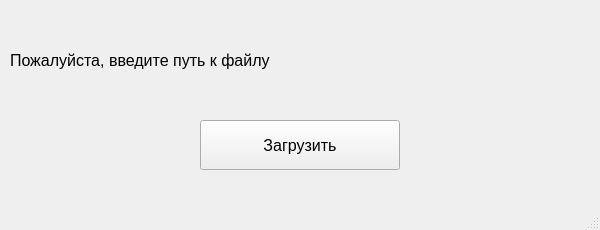
The window that Hackathon/qlabel.ui (Vovadoes/Hackathon) describes before a commit, drawn with Qt 5.
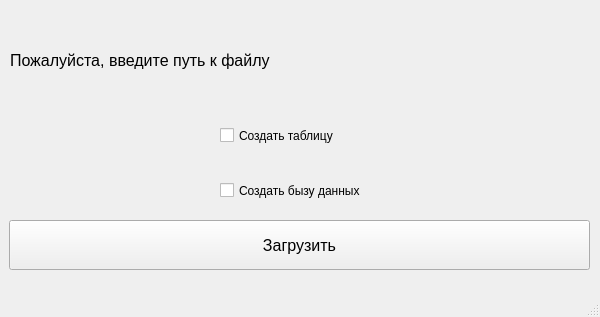
The same window after the commit.

Diff of the .ui file:
```diff
--- a/Hackathon/qlabel.ui
+++ b/Hackathon/qlabel.ui
@@ -7,7 +7,7 @@
     <x>0</x>
     <y>0</y>
     <width>600</width>
-    <height>230</height>
+    <height>317</height>
    </rect>
   </property>
   <property name="windowTitle">
@@ -35,9 +35,9 @@
    <widget class="QPushButton" name="pushButton">
     <property name="geometry">
      <rect>
-      <x>200</x>
-      <y>120</y>
-      <width>200</width>
+      <x>9</x>
+      <y>220</y>
+      <width>581</width>
       <height>50</height>
      </rect>
     </property>
@@ -50,6 +50,32 @@
      <string>Загрузить</string>
     </property>
    </widget>
+   <widget class="QCheckBox" name="checkBox">
+    <property name="geometry">
+     <rect>
+      <x>220</x>
+      <y>110</y>
+      <width>151</width>
+      <height>51</height>
+     </rect>
+    </property>
+    <property name="text">
+     <string>Создать таблицу</string>
+    </property>
+   </widget>
+   <widget class="QCheckBox" name="checkBox_2">
+    <property name="geometry">
+     <rect>
+      <x>220</x>
+      <y>170</y>
+      <width>161</width>
+      <height>41</height>
+     </rect>
+    </property>
+    <property name="text">
+     <string>Создать бызу данных</string>
+    </property>
+   </widget>
   </widget>
   <widget class="QMenuBar" name="menubar">
    <property name="geometry">
```
